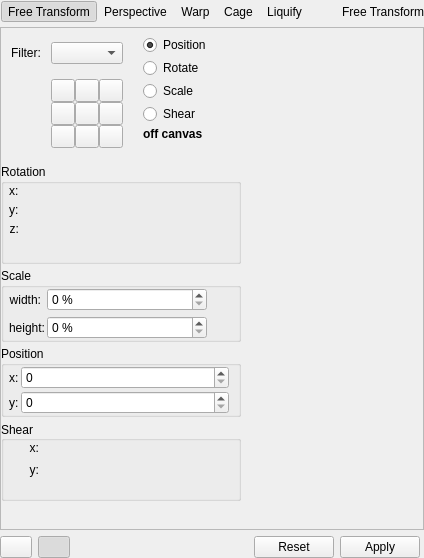
Above: plugins/tools/tool_transform2/wdg_tool_transform.ui from KDE/krita before the change. Below: the same form after it.
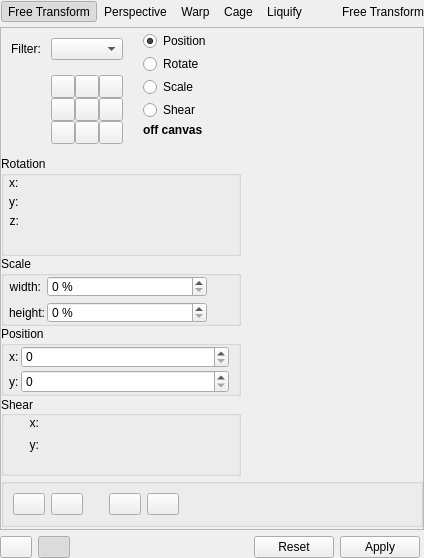
That is the form after the change. Custom widgets are drawn as their Qt base class.

Commit message:
Add quick flip buttons to transform docker
Summary:
https://bugs.kde.org/show_bug.cgi?id=352533

Adds vertical flip, horizontal flip, clockwise rotate and counter-clockwise rotate buttons to the free transform docker widget.

Reviewers: #krita, dkazakov

Reviewed By: #krita, dkazakov

Subscribers: dkazakov

Diff of the .ui file:
```diff
--- a/plugins/tools/tool_transform2/wdg_tool_transform.ui
+++ b/plugins/tools/tool_transform2/wdg_tool_transform.ui
@@ -1230,6 +1230,145 @@
          </property>
         </spacer>
        </item>
+       <item><widget class="QGroupBox" name="quickTransformGroup"> <!-- Quick transform buttons -->
+        <layout class="QHBoxLayout" name="quickTransformLayout">
+         <property name="spacing">
+          <number>6</number>
+         </property>
+         <!-- flipXButton -->
+         <item><widget class="QPushButton" name="flipXButton">
+          <property name="sizePolicy">
+           <sizepolicy hsizetype="Fixed" vsizetype="Fixed">
+            <horstretch>0</horstretch>
+            <verstretch>0</verstretch>
+           </sizepolicy>
+          </property>
+          <property name="maximumSize">
+           <size>
+            <width>32</width>
+            <height>16777215</height>
+           </size>
+          </property>
+          <property name="toolTip">
+           <string>Flip selection horizontally</string>
+          </property>
+          <property name="text">
+           <string/>
+          </property>
+         </widget></item> <!-- END flipXButton -->
+         <!-- flipYButton -->
+         <item><widget class="QPushButton" name="flipYButton">
+          <property name="sizePolicy">
+           <sizepolicy hsizetype="Fixed" vsizetype="Fixed">
+            <horstretch>0</horstretch>
+            <verstretch>0</verstretch>
+           </sizepolicy>
+          </property>
+          <property name="maximumSize">
+           <size>
+            <width>32</width>
+            <height>16777215</height>
+           </size>
+          </property>
+          <property name="toolTip">
+           <string>Flip selection vertically</string>
+          </property>
+          <property name="text">
+           <string/>
+          </property>
+         </widget></item> <!-- END flipYButton -->
+         <item>
+          <spacer name="horizontalFlipRotateSpacer">
+           <property name="orientation">
+            <enum>Qt::Horizontal</enum>
+           </property>
+           <property name="sizeType">
+            <enum>QSizePolicy::Preferred</enum>
+           </property>
+           <property name="sizeHint" stdset="0">
+            <size>
+             <width>20</width>
+             <height>20</height>
+            </size>
+           </property>
+          </spacer>
+         </item>
+         <!-- rotateCW -->
+         <item><widget class="QPushButton" name="rotateCCWButton">
+          <property name="sizePolicy">
+           <sizepolicy hsizetype="Fixed" vsizetype="Fixed">
+            <horstretch>0</horstretch>
+            <verstretch>0</verstretch>
+           </sizepolicy>
+          </property>
+          <property name="maximumSize">
+           <size>
+            <width>32</width>
+            <height>16777215</height>
+           </size>
+          </property>
+          <property name="toolTip">
+           <string>Rotate selection counter-clockwise 90 degrees</string>
+          </property>
+          <property name="text">
+           <string/>
+          </property>
+         </widget></item> <!-- END rotateCW -->
+         <!-- rotateCCW -->
+         <item><widget class="QPushButton" name="rotateCWButton">
+          <property name="sizePolicy">
+           <sizepolicy hsizetype="Fixed" vsizetype="Fixed">
+            <horstretch>0</horstretch>
+            <verstretch>0</verstretch>
+           </sizepolicy>
+          </property>
+          <property name="maximumSize">
+           <size>
+            <width>32</width>
+            <height>16777215</height>
+           </size>
+          </property>
+          <property name="toolTip">
+           <string>Rotate the selection clockwise 90 degrees</string>
+          </property>
+          <property name="text">
+           <string/>
+          </property>
+         </widget></item> <!-- END rotateCCW -->
+         <item>
+          <spacer name="horizontalSpacer">
+           <property name="orientation">
+            <enum>Qt::Horizontal</enum>
+           </property>
+           <property name="sizeType">
+            <enum>QSizePolicy::Expanding</enum>
+           </property>
+           <property name="sizeHint" stdset="0">
+            <size>
+             <width>20</width>
+             <height>20</height>
+            </size>
+           </property>
+          </spacer>
+         </item>
+        </layout>
+       </widget></item> <!-- Quick transform buttons -->
+       <item>
+        <spacer name="verticalSpacer">
+         <property name="orientation">
+          <enum>Qt::Vertical</enum>
+         </property>
+         <property name="sizeType">
+          <enum>QSizePolicy::Preferred</enum>
+         </property>
+         <property name="sizeHint" stdset="0">
+          <size>
+           <width>20</width>
+           <height>20</height>
+          </size>
+         </property>
+        </spacer>
+       </item>
       </layout>
      </widget>
      <widget class="QWidget" name="warpTransformWidget">
```
The commit also changes 20 other files.
